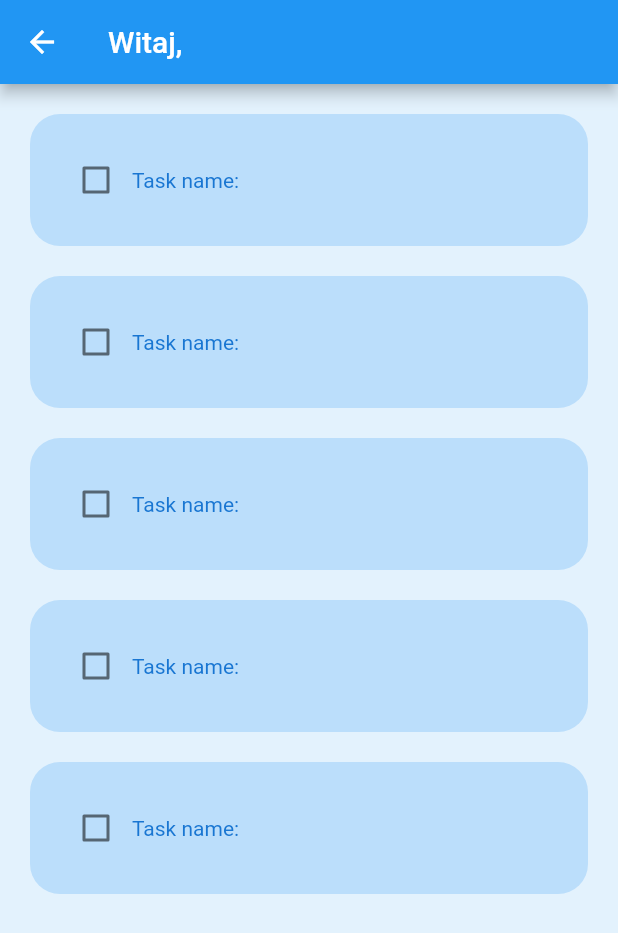
After one commit to saulgoodman20/TODOList, a Flutter app: the ToDoPage screen opened directly, on a phone screen of 412 x 824 dp. The commit adds this screen. Shown: the top 933 px of the screen. Run offline on Flutter 3.47's test engine with Material 2 defaults, Android fonts, the phone set to English and light mode, and no system bars; accounts and stored records are empty.

Commit message:
wuker to ....

```diff
--- a/lib/Screens/LoginPage.dart
+++ b/lib/Screens/LoginPage.dart
@@ -1,6 +1,7 @@
 import 'package:flutter/material.dart';
 import 'package:todolist/Model/usermanager.dart';
 import 'package:todolist/Screens/RegisterPage.dart';
+import 'package:todolist/Screens/ToDoPage.dart';
 
 import '../Model/user.dart';
 
@@ -72,6 +73,8 @@ class LoginPageState extends State<LoginPage> {
                           Text("Successfully logged in!\nWitaj ${user.name}"),
                       duration: const Duration(seconds: 1),
                     ));
+                    Navigator.of(context).push(
+                        MaterialPageRoute(builder: (context) => ToDoPage()));
                   }
                 },
                 child: Text(
--- /dev/null
+++ b/lib/Screens/ToDoPage.dart
@@ -0,0 +1,57 @@
+import 'package:flutter/material.dart';
+
+import '../Model/usermanager.dart';
+
+class ToDoPage extends StatefulWidget {
+  const ToDoPage({super.key});
+
+  @override
+  State<StatefulWidget> createState() => ToDoState();
+}
+
+class ToDoState extends State<ToDoPage> {
+  @override
+  Widget build(BuildContext context) {
+    return Scaffold(
+        appBar: AppBar(title: Text("Witaj, ${UserManager.loggedUser!.login}")),
+        body: ListView(
+          children: [
+            ToDoTile(),
+            ToDoTile(),
+            ToDoTile(),
+            ToDoTile(),
+            ToDoTile(),
+          ],
+        ));
+  }
+}
+
+class ToDoTile extends StatelessWidget {
+  const ToDoTile({
+    super.key,
+  });
+
+  @override
+  Widget build(BuildContext context) {
+    return Padding(
+      padding: const EdgeInsets.fromLTRB(20, 20, 20, 0),
+      child: Container(
+        child: Padding(
+          padding: const EdgeInsets.all(20.0),
+          child: Row(
+            children: [
+              Checkbox(value: false, onChanged: onChanged),
+              Text("Task name:"),
+            ],
+          ),
+        ),
+        decoration: BoxDecoration(
+          color: Colors.blue[100],
+          borderRadius: BorderRadius.circular(20),
+        ),
+      ),
+    );
+  }
+
+  void onChanged(bool? value) {}
+}
--- a/lib/main.dart
+++ b/lib/main.dart
@@ -1,5 +1,7 @@
 import 'package:flutter/material.dart';
 import 'package:todolist/Screens/LoginPage.dart';
+import 'package:todolist/Screens/RegisterPage.dart';
+import 'package:todolist/Screens/ToDoPage.dart';
 
 void main() => runApp(MyApp());
 
@@ -19,7 +21,7 @@ class MyApp extends StatelessWidget {
           textTheme: Theme.of(context).textTheme.apply(
               bodyColor: Colors.blue[700], displayColor: Colors.blue[600])),
       // A widget which will be started on application startup
-      home: const LoginPage(),
+      home: const RegisterPage(),
     );
   }
 }
```
